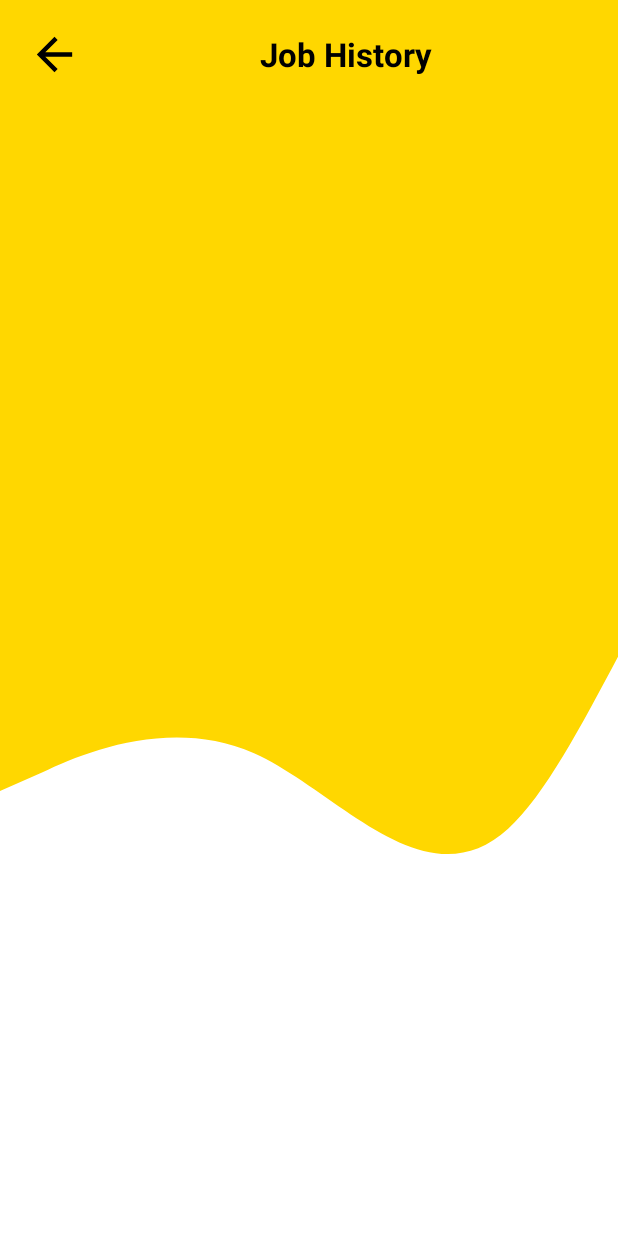
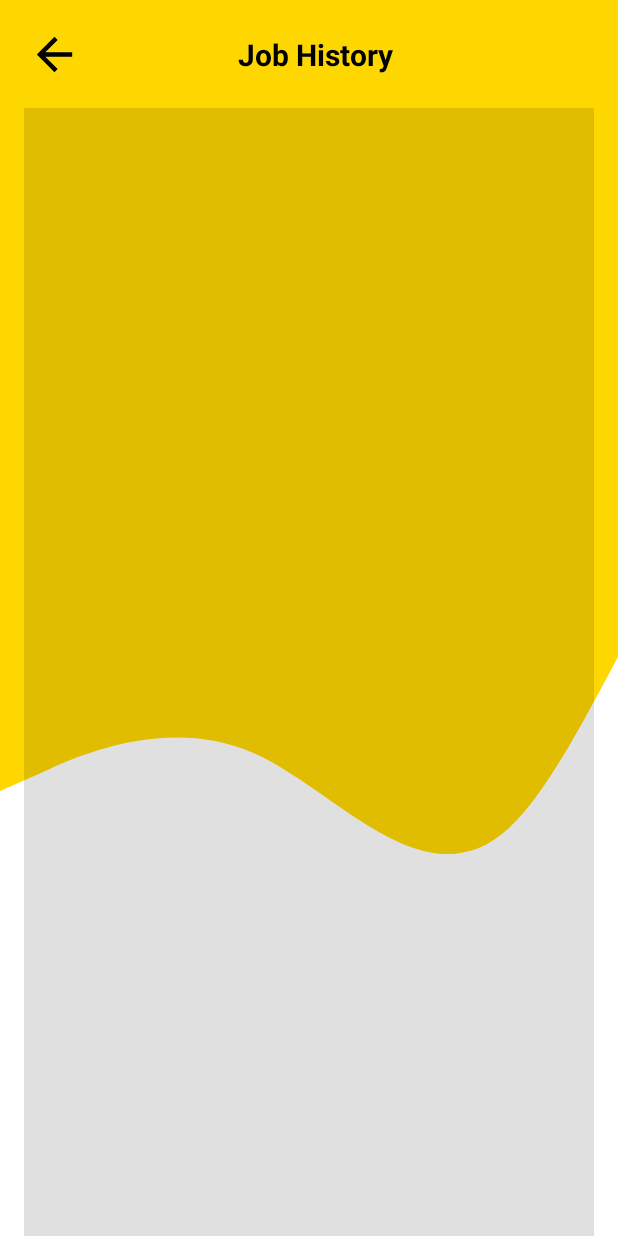
Before and after one commit to kavizzz03/Hire_Us_App, an Android app: the EmpJobHistoryActivity screen opened directly, with no data from a screen before it, on a phone screen of 412 x 824 dp. Run offline under Robolectric (Android 15) with nearby library versions, the phone set to English and light mode, and no system bars; network calls fail.

Commit message:
Update activity_emp_job_history.xml and EmpJobHistoryActivity.java

```diff
--- a/app/src/main/java/com/example/hire_me_test/view/actvities/EmpJobHistoryActivity.java
+++ b/app/src/main/java/com/example/hire_me_test/view/actvities/EmpJobHistoryActivity.java
@@ -2,6 +2,7 @@
 
 import android.content.Intent;
 import android.os.Bundle;
+import android.widget.ImageView;
 import android.widget.Toast;
 import androidx.appcompat.app.AppCompatActivity;
 import androidx.recyclerview.widget.LinearLayoutManager;
@@ -28,6 +29,8 @@
     private OkHttpClient client = new OkHttpClient();
     private static final String URL = "https://hireme.cpsharetxt.com/get_job_history.php";
 
+    ImageView btnBack;
+
     @Override
     protected void onCreate(Bundle savedInstanceState) {
         super.onCreate(savedInstanceState);
@@ -38,6 +41,9 @@
 
         adapter = new EmpJobHistoryAdapter(jobHistoryList);
         recyclerView.setAdapter(adapter);
+
+        btnBack = findViewById(R.id.btnBack);
+        btnBack.setOnClickListener(v -> finish());
 
         // ✅ Set click listener AFTER setting adapter
         adapter.setOnItemClickListener(job -> {
--- a/app/src/main/res/layout/activity_emp_job_history.xml
+++ b/app/src/main/res/layout/activity_emp_job_history.xml
@@ -30,20 +30,23 @@
             android:layout_width="0dp"
             android:layout_height="wrap_content"
             android:gravity="center"
+            android:paddingStart="8dp"
             android:text="Job History"
             android:textColor="#000000"
-            android:textSize="22sp"
+            android:textSize="20sp"
             android:textStyle="bold"
-            android:paddingStart="8dp"
-            app:layout_constraintStart_toEndOf="@id/btnBack"
+            app:layout_constraintBottom_toBottomOf="parent"
             app:layout_constraintEnd_toEndOf="parent"
-            app:layout_constraintTop_toTopOf="parent"
-            app:layout_constraintBottom_toBottomOf="parent" />
+            app:layout_constraintStart_toStartOf="@+id/btnBack"
+            app:layout_constraintTop_toTopOf="parent" />
     </androidx.constraintlayout.widget.ConstraintLayout>
 
     <androidx.recyclerview.widget.RecyclerView
         android:id="@+id/recyclerViewJobHistory"
         android:layout_width="match_parent"
         android:layout_height="match_parent"
-        android:padding="16dp"/>
+        android:padding="16dp"
+        android:layout_marginStart="16dp"
+        android:layout_marginEnd="16dp"
+        android:background="@color/ripple_on_surface_47"/>
 </LinearLayout>
```
